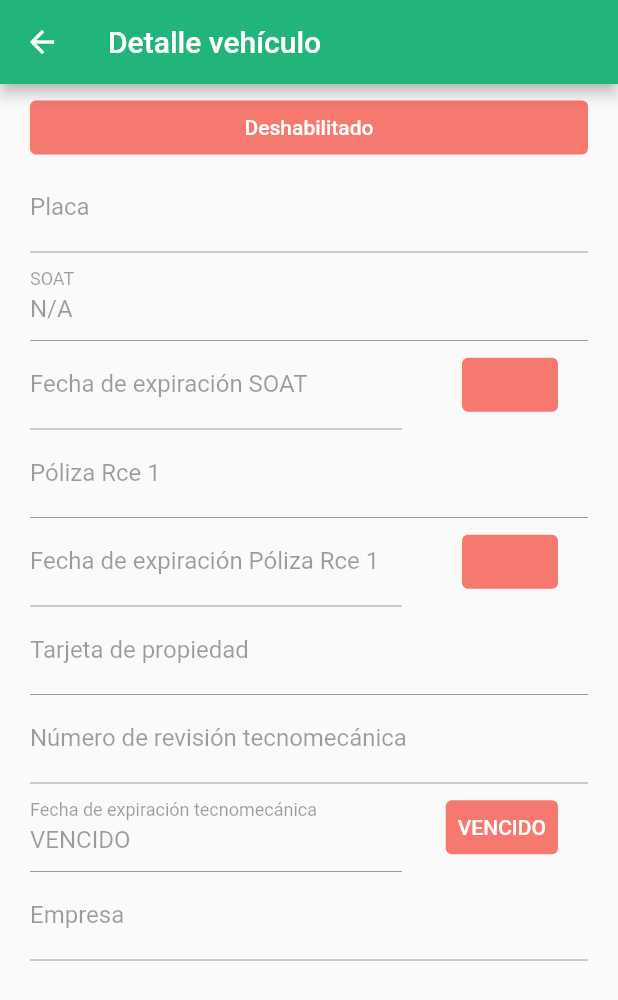
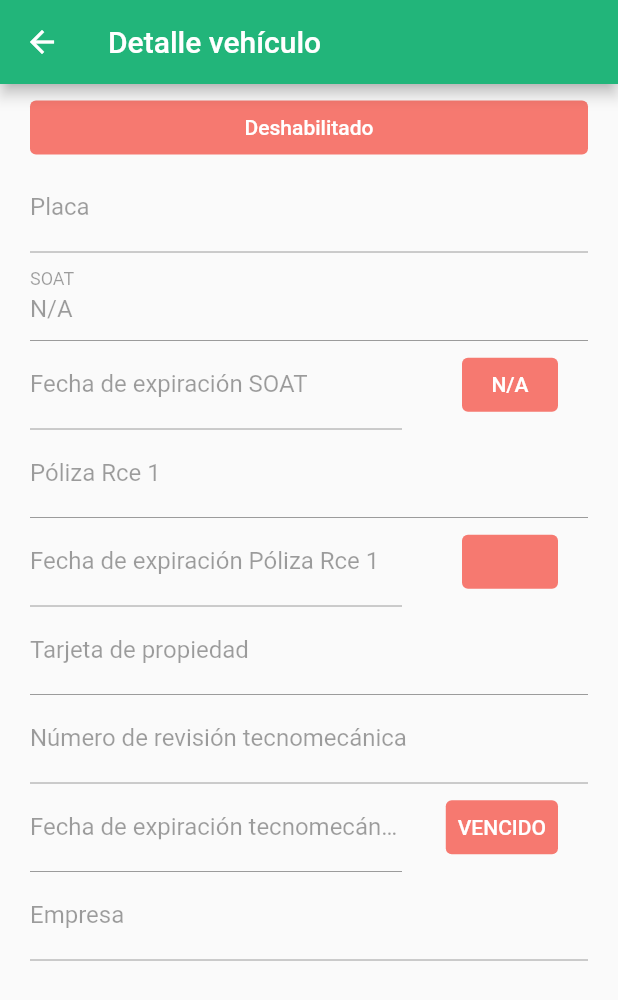
Before and after one commit to DiegoBoos/concesionaria-ruta-al-sur, a Flutter app: the VehicleDetailScreen screen opened directly with empty values, on a phone screen of 412 x 824 dp. Shown: the top 1000 px of the screen. Run offline on Flutter 3.47's test engine with Material 2 defaults, Android fonts, the light colour scheme and no system bars; our stand-ins replace animate_do, cloud_firestore, connectivity, email_validator, firebase_auth, firebase_core and 2 more; accounts and stored records are empty.

Commit message:
ultimas correcciones previas al despliegue

```diff
--- a/lib/models/vehicle.dart
+++ b/lib/models/vehicle.dart
@@ -49,15 +49,14 @@ class Vehicle {
 
     if (soatExpirationDt != null) {
       if (soatExpirationDt.isBefore(today)) {
-        return "VENCIDO";
+        soatExpiration = "VENCIDO";
       } else if (soatExpirationDt.isAfter(today)) {
-        return "VIGENTE";
+        soatExpiration = "VIGENTE";
       }
-    } else {
-      return soatExpiration;
+    } else if (soatExpiration == '') {
+      soatExpiration = 'N/A';
     }
-
-    return '';
+    return soatExpiration;
   }
 
   static String rceState1(String rceExpiration1) {
@@ -65,15 +64,12 @@ class Vehicle {
 
     if (rceExpiration1Dt != null) {
       if (rceExpiration1Dt.isBefore(today)) {
-        return "VENCIDO";
+        rceExpiration1 = "VENCIDO";
       } else if (rceExpiration1Dt.isAfter(today)) {
-        return "VIGENTE";
+        rceExpiration1 = "VIGENTE";
       }
-    } else {
-      return rceExpiration1;
     }
-
-    return '';
+    return rceExpiration1;
   }
 
   static String rceState2(String rceExpiration2) {
@@ -81,15 +77,13 @@ class Vehicle {
 
     if (rceExpiration2Dt != null) {
       if (rceExpiration2Dt.isBefore(today)) {
-        return "VENCIDO";
+        rceExpiration2 = "VENCIDO";
       } else if (rceExpiration2Dt.isAfter(today)) {
-        return "VIGENTE";
+        rceExpiration2 = "VIGENTE";
       }
-    } else {
-      return rceExpiration2;
     }
 
-    return '';
+    return rceExpiration2;
   }
 
   static String technoState(String technoReviewExpiration) {
@@ -97,14 +91,16 @@ class Vehicle {
 
     if (technoReviewExpirationDt != null) {
       if (technoReviewExpirationDt.isBefore(today)) {
-        return "VENCIDO";
+        technoReviewExpiration = "VENCIDO";
       } else if (technoReviewExpirationDt.isAfter(today)) {
-        return "VIGENTE";
+        technoReviewExpiration = "VIGENTE";
       }
-    } else {
-      return technoReviewExpiration;
+    } else if (technoReviewExpiration == 'N/A') {
+      technoReviewExpiration = 'VIGENTE';
+    } else if (technoReviewExpiration == '') {
+      technoReviewExpiration = 'VENCIDO';
     }
 
-    return '';
+    return technoReviewExpiration;
   }
 }
--- a/lib/screens/vehicle_detail_screen.dart
+++ b/lib/screens/vehicle_detail_screen.dart
@@ -46,7 +46,7 @@ class VehicleDetailScreen extends StatelessWidget {
 
   Widget isEnabledBanner(double width, Vehicle vehicle) {
     final soatState = Vehicle.soatState(vehicle.soatExpiration);
-    final technoState = Vehicle.soatState(vehicle.technoReviewExpiration);
+    final technoState = Vehicle.technoState(vehicle.technoReviewExpiration);
 
     var buttonColor = (soatState == 'VIGENTE' && technoState == 'VIGENTE')
         ? MaterialStateProperty.all(Utils.isEnabledColor)
@@ -128,9 +128,9 @@ class VehicleDetailScreen extends StatelessWidget {
 
   Widget technoReviewExpiration() {
     if (vehicle.technoReviewExpiration == 'N/A') {
-      vehicle.technoReviewExpiration = 'VIGENTE';
+      vehicle.technoReviewExpiration = 'N/A';
     } else if (vehicle.technoReviewExpiration == '') {
-      vehicle.technoReviewExpiration = 'VENCIDO';
+      vehicle.technoReviewExpiration = '';
     }
     return DateAndStateFormField(
       date: vehicle.technoReviewExpiration,
--- a/lib/search/search_vehicles.dart
+++ b/lib/search/search_vehicles.dart
@@ -81,7 +81,7 @@ class _VehicleTile extends StatelessWidget {
   @override
   Widget build(BuildContext context) {
     final soatState = Vehicle.soatState(vehicle.soatExpiration);
-    final technoState = Vehicle.soatState(vehicle.technoReviewExpiration);
+    final technoState = Vehicle.technoState(vehicle.technoReviewExpiration);
 
     var buttonColor = (soatState == 'VIGENTE' && technoState == 'VIGENTE')
         ? MaterialStateProperty.all(Utils.isEnabledColor)
--- a/lib/widgets/worker_banner.dart
+++ b/lib/widgets/worker_banner.dart
@@ -7,8 +7,8 @@ class WorkerBanner extends StatelessWidget {
   final String subtitle;
   final String image;
 
-  // ignore: use_key_in_widget_constructors
   const WorkerBanner({
+    super.key,
     required this.title,
     required this.subtitle,
     required this.image,
@@ -41,11 +41,11 @@ class WorkerBanner extends StatelessWidget {
                 ),
                 const SizedBox(height: 10),
                 SizedBox(
+                  width: 250,
                   child: FadeInLeft(
                     child: Text(
                       subtitle,
                       style: const TextStyle(color: Colors.white, fontSize: 12),
-                      textAlign: TextAlign.justify,
                     ),
                   ),
                 ),
```
Also changed, not shown: lib/models/driver.dart (+12 -28 lines), lib/models/user_ruta.dart (added, +19 -0 lines), lib/screens/home_screen.dart (+27 -4 lines), lib/screens/sign_in_screen.dart (+32 -8 lines), lib/services/user_ruta_service.dart (added, +18 -0 lines).
